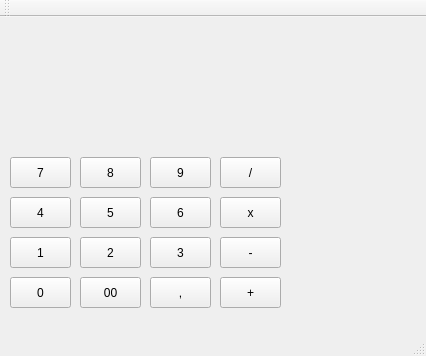
The window that mainwindow.ui (RushBush/Calculator) describes before a commit, drawn with Qt 5.
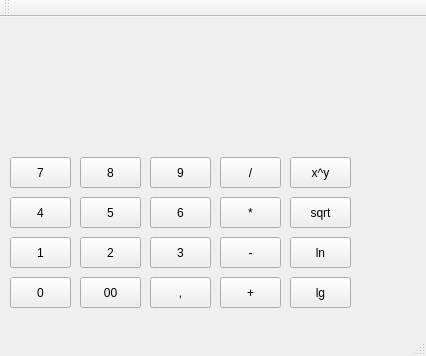
The same window after the commit.

Commit message: Add buttons for power operator and logarithm

What changed in the file:
```diff
--- a/mainwindow.ui
+++ b/mainwindow.ui
@@ -193,7 +193,7 @@
      </rect>
     </property>
     <property name="text">
-     <string>x</string>
+     <string>*</string>
     </property>
    </widget>
    <widget class="QPushButton" name="pushButton_15">
@@ -222,6 +222,58 @@
      <string>+</string>
     </property>
    </widget>
+   <widget class="QPushButton" name="pushButton_17">
+    <property name="geometry">
+     <rect>
+      <x>290</x>
+      <y>140</y>
+      <width>61</width>
+      <height>31</height>
+     </rect>
+    </property>
+    <property name="text">
+     <string>x^y</string>
+    </property>
+   </widget>
+   <widget class="QPushButton" name="pushButton_18">
+    <property name="geometry">
+     <rect>
+      <x>290</x>
+      <y>180</y>
+      <width>61</width>
+      <height>31</height>
+     </rect>
+    </property>
+    <property name="text">
+     <string>sqrt</string>
+    </property>
+   </widget>
+   <widget class="QPushButton" name="pushButton_19">
+    <property name="geometry">
+     <rect>
+      <x>290</x>
+      <y>220</y>
+      <width>61</width>
+      <height>31</height>
+     </rect>
+    </property>
+    <property name="text">
+     <string>ln</string>
+    </property>
+   </widget>
+   <widget class="QPushButton" name="pushButton_20">
+    <property name="geometry">
+     <rect>
+      <x>290</x>
+      <y>260</y>
+      <width>61</width>
+      <height>31</height>
+     </rect>
+    </property>
+    <property name="text">
+     <string>lg</string>
+    </property>
+   </widget>
   </widget>
   <widget class="QMenuBar" name="menuBar">
    <property name="geometry">
```
